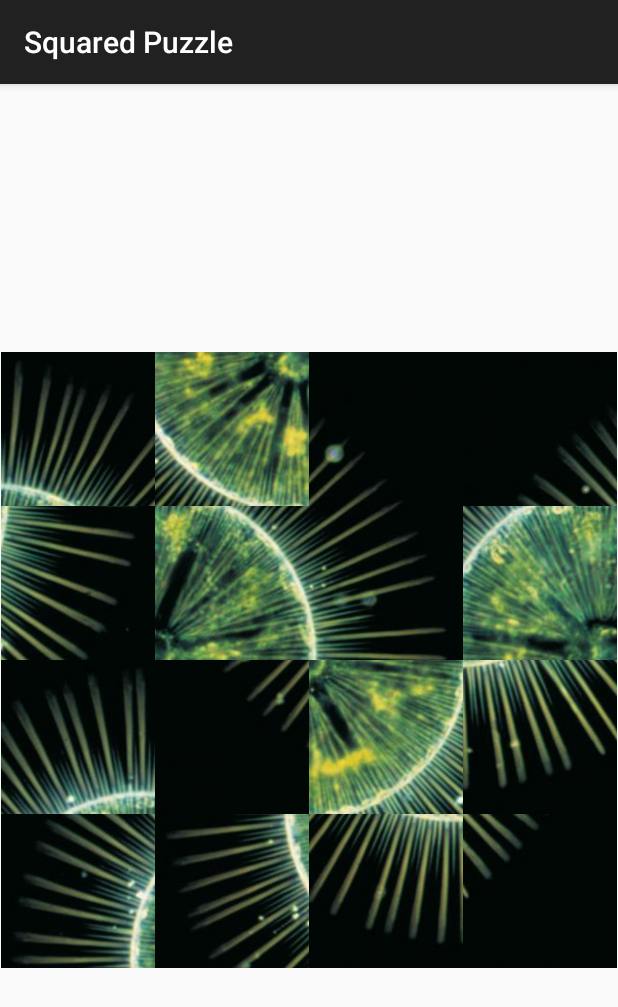
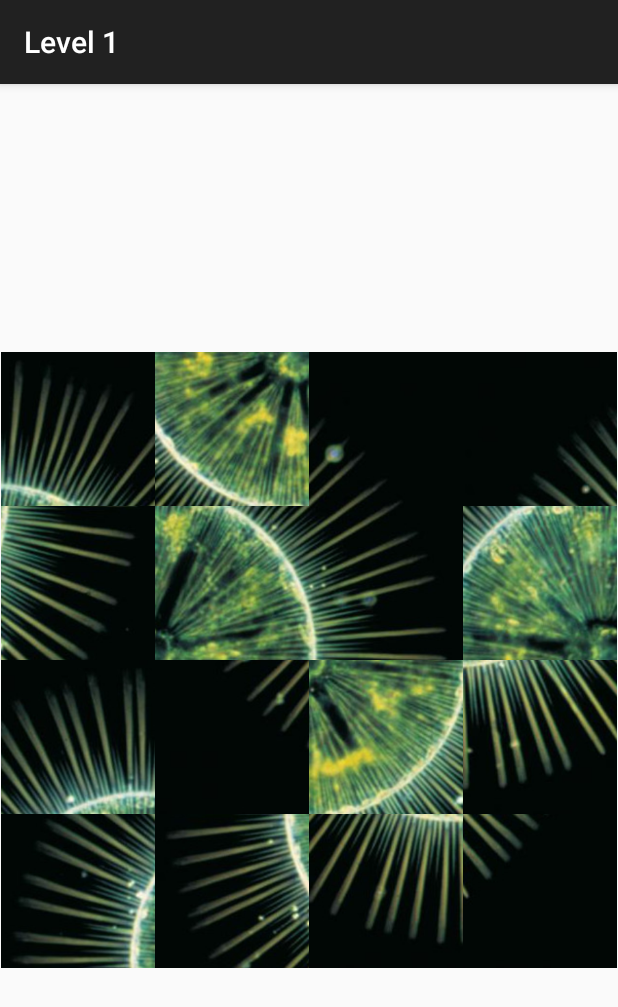
Before and after one commit to bouletator/ProjetAndroidL3, an Android app: the screen it shows after launch (GameActivity), after a tap on "NEW GAME", on a phone screen of 412 x 824 dp. Shown: the top 1007 px of the screen. Run offline under Robolectric (Android 15) with nearby library versions, the phone set to English and light mode, and no system bars.

Commit message:
Modification des noms sur les vues + modification du numero de niveau automatique

```diff
--- a/app/src/main/AndroidManifest.xml
+++ b/app/src/main/AndroidManifest.xml
@@ -17,7 +17,8 @@
             </intent-filter>
         </activity>
         <activity android:name=".GameActivity"></activity>
-        <activity android:name=".LevelChooserActivity"></activity>
+        <activity android:name=".LevelChooserActivity"
+                  android:label="@string/choose_level_title"></activity>
     </application>
 
 </manifest>
--- a/app/src/main/java/info/ups/fr/puzzlegame_template/Puzzle.java
+++ b/app/src/main/java/info/ups/fr/puzzlegame_template/Puzzle.java
@@ -1,5 +1,6 @@
 package info.ups.fr.puzzlegame_template;
 
+import android.app.Activity;
 import android.content.Context;
 import android.content.SharedPreferences;
 import android.graphics.BitmapFactory;
@@ -23,6 +24,7 @@ public class Puzzle extends View {
     public static List<Piece> pieces = new ArrayList<Piece>();
     private static PuzzleBuilder myPuzzle;
     private static Grid grid;
+    private GameActivity gameActivity;
 
     public Puzzle(Context context) {
         super(context);
@@ -38,7 +40,7 @@ public class Puzzle extends View {
     @Override
     protected void onDraw(Canvas canvas) {
         super.onDraw(canvas);
-
+        gameActivity = (GameActivity) getContext();
         for (Piece p : pieces) {
             p.draw(canvas);
         }
@@ -52,7 +54,7 @@ public class Puzzle extends View {
     @Override
     protected void onSizeChanged(int w, int h, int oldw, int oldh) {
         super.onSizeChanged(w, h, oldw, oldh);
-
+        gameActivity = (GameActivity) getContext();
         // Récupération taille de la vue
         width = getWidth();
         height = getHeight();
@@ -64,7 +66,7 @@ public class Puzzle extends View {
 
     public void initPuzzle() {
         SharedPreferences preferences = getContext().getSharedPreferences("preferences", 0);
-
+        gameActivity.setTitle("Level "+(preferences.getInt("current_level",0)+1));
         // calcul des paramètres:
         int level = preferences.getInt("current_level",0);
         int imageId = R.drawable.plancton;
--- a/app/src/main/res/values/strings.xml
+++ b/app/src/main/res/values/strings.xml
@@ -9,5 +9,6 @@
     <string name="selection_level">Selection Level</string>
     <string name="reset_button">Reset</string>
     <string name="exit_button">Exit</string>
+    <string name="choose_level_title">Choose your level</string>
 
 </resources>
```
